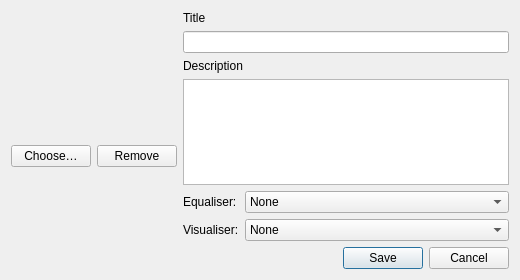
Before: the Qt Designer form ui/playlist_edit.ui in music-hive-dev/MusicHive, drawn with Qt 5.
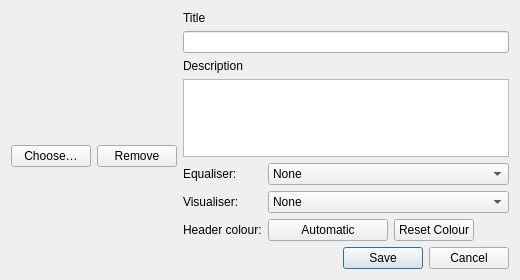
After: the same form once the commit is applied. Icons and pictures are not drawn.

Commit message: Undo for tag changes, smart shuffle, album playback, coloured headers, new screenshots; version 1.7.0

```diff
--- a/ui/playlist_edit.ui
+++ b/ui/playlist_edit.ui
@@ -167,6 +167,65 @@
            </item>
           </widget>
          </item>
+         <item row="2" column="0">
+          <widget class="QLabel" name="playlistEditColourLabel">
+           <property name="text">
+            <string>Header colour:</string>
+           </property>
+           <property name="buddy">
+            <cstring>playlistEditColourButton</cstring>
+           </property>
+          </widget>
+         </item>
+         <item row="2" column="1">
+          <layout class="QHBoxLayout" name="playlistEditColourRow">
+           <item>
+            <widget class="QPushButton" name="playlistEditColourButton">
+             <property name="minimumSize">
+              <size>
+               <width>120</width>
+               <height>0</height>
+              </size>
+             </property>
+             <property name="toolTip">
+              <string>The colour of the box behind the playlist's header. Automatic takes it from the playlist's picture; click to choose your own.</string>
+             </property>
+             <property name="text">
+              <string>Automatic</string>
+             </property>
+             <property name="autoDefault">
+              <bool>false</bool>
+             </property>
+            </widget>
+           </item>
+           <item>
+            <widget class="QPushButton" name="playlistEditResetColourButton">
+             <property name="toolTip">
+              <string>Go back to the colour taken from the playlist's picture</string>
+             </property>
+             <property name="text">
+              <string>Reset Colour</string>
+             </property>
+             <property name="autoDefault">
+              <bool>false</bool>
+             </property>
+            </widget>
+           </item>
+           <item>
+            <spacer name="playlistEditColourSpacer">
+             <property name="orientation">
+              <enum>Qt::Orientation::Horizontal</enum>
+             </property>
+             <property name="sizeHint" stdset="0">
+              <size>
+               <width>10</width>
+               <height>10</height>
+              </size>
+             </property>
+            </spacer>
+           </item>
+          </layout>
+         </item>
         </layout>
        </item>
       </layout>
```
The commit also changes 32 other files.
